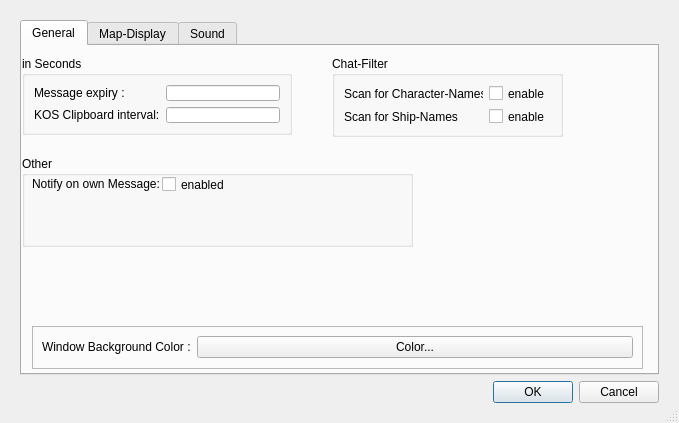
This is src/vi/ui/Settings.ui in Subtalime/vintel as Qt 5 draws it before an edit. The edited form follows.
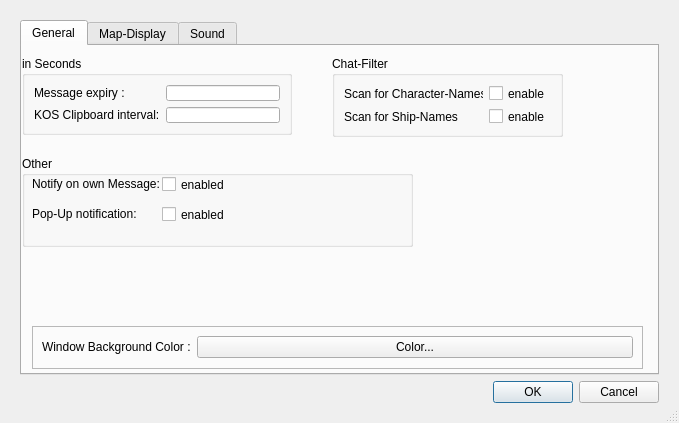
This is the edited form.

The edit to the form file:
```diff
--- a/src/vi/ui/Settings.ui
+++ b/src/vi/ui/Settings.ui
@@ -186,6 +186,32 @@
             <string>enabled</string>
            </property>
           </widget>
+          <widget class="QCheckBox" name="checkPopupNotification">
+           <property name="geometry">
+            <rect>
+             <x>140</x>
+             <y>50</y>
+             <width>70</width>
+             <height>17</height>
+            </rect>
+           </property>
+           <property name="text">
+            <string>enabled</string>
+           </property>
+          </widget>
+          <widget class="QLabel" name="label_7">
+           <property name="geometry">
+            <rect>
+             <x>10</x>
+             <y>50</y>
+             <width>121</width>
+             <height>16</height>
+            </rect>
+           </property>
+           <property name="text">
+            <string>Pop-Up notification:</string>
+           </property>
+          </widget>
          </widget>
         </widget>
         <widget class="QWidget" name="tab">
```
